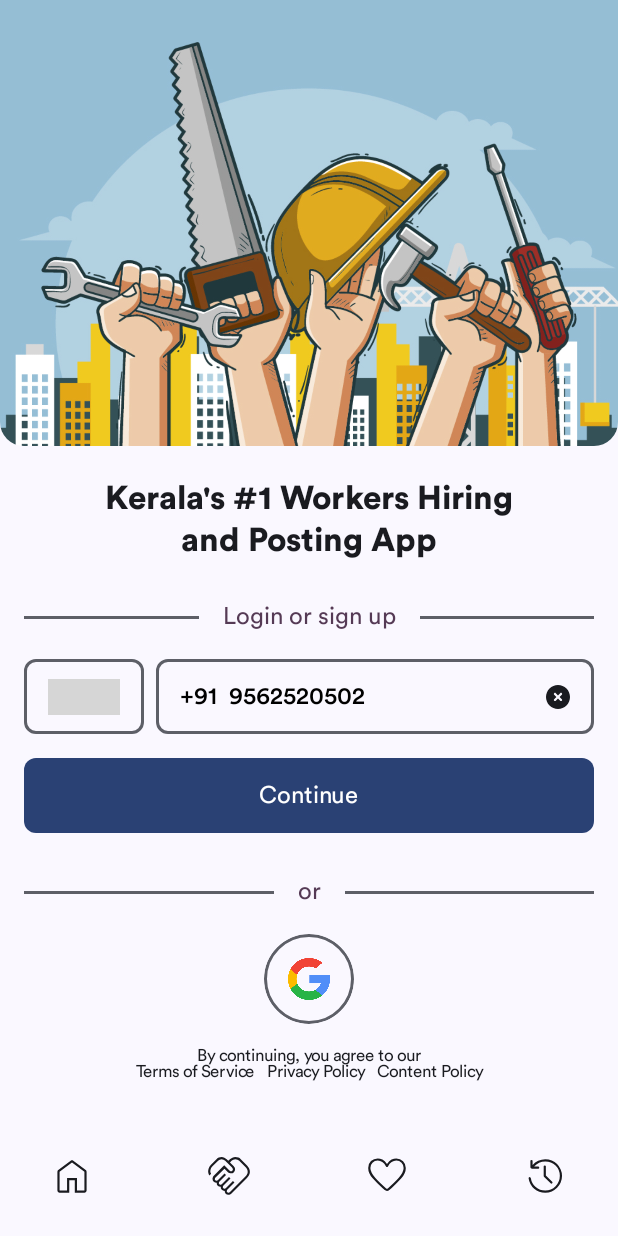
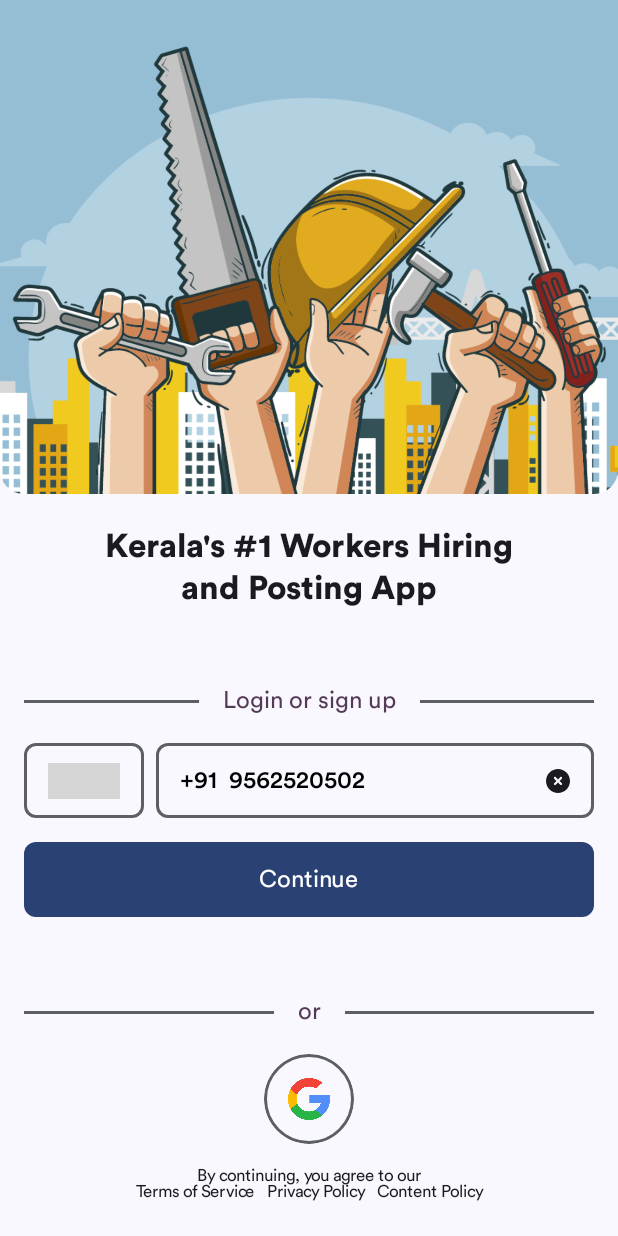
Before and after one commit to FazalulAbid/workers-portal-android, an Android app built with Jetpack Compose: the auth_screen screen opened through its navigation route, on a phone screen of 412 x 824 dp. Run offline under Robolectric (Android 15) with nearby library versions, the phone set to English and light mode, and no system bars; our stand-ins replace accompanist; pictures from the network do not load; 3 statements that could not run were skipped; grey boxes are pictures that could not be loaded.

Commit message:
Refactored bottom navigation and standard scaffold

```diff
--- a/app/src/main/java/com/fifty/workersportal/core/presentation/component/Navigation.kt
+++ b/app/src/main/java/com/fifty/workersportal/core/presentation/component/Navigation.kt
@@ -22,7 +22,7 @@ fun Navigation(
 ) {
     AnimatedNavHost(
         navController = navController,
-        startDestination = NavigationItem.Home.label
+        startDestination = Screen.AuthScreen.route
     ) {
         // Home Nav destination
         navigation(
--- /dev/null
+++ b/app/src/main/java/com/fifty/workersportal/core/presentation/component/StandardBottomBar.kt
@@ -0,0 +1,120 @@
+package com.fifty.workersportal.core.presentation.component
+
+import androidx.compose.foundation.layout.size
+import androidx.compose.material3.Icon
+import androidx.compose.material3.MaterialTheme
+import androidx.compose.material3.NavigationBar
+import androidx.compose.material3.NavigationBarItem
+import androidx.compose.material3.NavigationBarItemDefaults
+import androidx.compose.material3.Text
+import androidx.compose.runtime.Composable
+import androidx.compose.runtime.getValue
+import androidx.compose.runtime.mutableStateOf
+import androidx.compose.runtime.remember
+import androidx.compose.ui.Modifier
+import androidx.compose.ui.res.painterResource
+import androidx.compose.ui.res.stringResource
+import androidx.navigation.NavController
+import androidx.navigation.NavGraph.Companion.findStartDestination
+import androidx.navigation.compose.currentBackStackEntryAsState
+import androidx.navigation.navOptions
+import com.fifty.workersportal.R
+import com.fifty.workersportal.core.domain.model.BottomNavItem
+import com.fifty.workersportal.core.presentation.ui.theme.SizeExtraLarge
+import com.fifty.workersportal.core.presentation.ui.theme.SizeLarge
+import com.fifty.workersportal.core.util.NavigationItem
+import com.fifty.workersportal.core.util.Screen
+
+@Composable
+fun StandardBottomBar(
+    navController: NavController
+) {
+    val bottomBarNeededScreens = listOf(
+        Screen.UserDashboardScreen,
+        Screen.WorkerDashboardScreen,
+        Screen.FavoriteScreen,
+        Screen.HistoryScreen
+    )
+    val bottomNavItems: List<BottomNavItem> = listOf(
+        BottomNavItem(
+            route = NavigationItem.Home.label,
+            label = stringResource(R.string.home),
+            icon = painterResource(id = R.drawable.ic_home),
+            iconSelected = painterResource(id = R.drawable.ic_home_filled),
+            contentDescription = stringResource(R.string.home)
+        ),
+        BottomNavItem(
+            route = NavigationItem.Work.label,
+            label = stringResource(R.string.work),
+            icon = painterResource(id = R.drawable.ic_handshake),
+            iconSelected = painterResource(id = R.drawable.ic_handshake_filled),
+            contentDescription = stringResource(R.string.work)
+        ),
+        BottomNavItem(
+            route = NavigationItem.Favorite.label,
+            label = stringResource(R.string.favorites),
+            icon = painterResource(id = R.drawable.ic_favorite),
+            iconSelected = painterResource(id = R.drawable.ic_favorite_filled),
+            contentDescription = stringResource(R.string.favorites)
+        ),
+        BottomNavItem(
+            route = NavigationItem.History.label,
+            label = stringResource(R.string.history),
+            icon = painterResource(id = R.drawable.ic_history),
+            iconSelected = painterResource(id = R.drawable.ic_history),
+            contentDescription = stringResource(R.string.history)
+        ),
+    )
+    val selectedItem = remember { mutableStateOf(0) }
+    val navBackStackEntry by navController.currentBackStackEntryAsState()
+    val currentDestination = navBackStackEntry?.destination
+    val parentRouteName = navBackStackEntry?.destination?.parent?.route
+    val isBottomBarNeeded = bottomBarNeededScreens.any { it.route == currentDestination?.route }
+
+    if (isBottomBarNeeded) {
+        NavigationBar(
+            containerColor = MaterialTheme.colorScheme.background
+        ) {
+            bottomNavItems.forEachIndexed { index, item ->
+                val isSelected = parentRouteName == item.route
+                NavigationBarItem(
+                    colors = NavigationBarItemDefaults.colors(
+                        selectedTextColor = MaterialTheme.colorScheme.primary,
+                        indicatorColor = MaterialTheme.colorScheme.primary,
+                        selectedIconColor = MaterialTheme.colorScheme.onPrimary,
+                        unselectedIconColor = MaterialTheme.colorScheme.onSurface
+                    ),
+                    selected = isSelected,
+                    alwaysShowLabel = isSelected,
+                    onClick = {
+                        selectedItem.value = index
+                        navController.navigate(item.route, navOptions {
+                            popUpTo(navController.graph.findStartDestination().id) {
+                                saveState = true
+                            }
+                            launchSingleTop = true
+                            restoreState = true
+                        })
+                    },
+                    icon = {
+                        Icon(
+                            painter = if (isSelected) {
+                                item.iconSelected
+                            } else item.icon,
+                            modifier = if (isSelected) {
+                                Modifier.size(SizeLarge)
+                            } else Modifier.size(SizeExtraLarge),
+                            contentDescription = item.contentDescription
+                        )
+                    },
+                    label = {
+                        Text(
+                            text = item.label,
+                            style = MaterialTheme.typography.bodyMedium
+                        )
+                    }
+                )
+            }
+        }
+    }
+}
--- a/app/src/main/java/com/fifty/workersportal/core/presentation/component/StandardScaffold.kt
+++ b/app/src/main/java/com/fifty/workersportal/core/presentation/component/StandardScaffold.kt
@@ -14,20 +14,16 @@ import androidx.compose.material3.Scaffold
 import androidx.compose.material3.SnackbarHostState
 import androidx.compose.material3.Text
 import androidx.compose.runtime.Composable
+import androidx.compose.runtime.getValue
 import androidx.compose.runtime.mutableStateOf
 import androidx.compose.runtime.remember
 import androidx.compose.ui.Modifier
-import androidx.compose.ui.res.painterResource
-import androidx.compose.ui.res.stringResource
 import androidx.navigation.NavController
 import androidx.navigation.NavGraph.Companion.findStartDestination
 import androidx.navigation.compose.currentBackStackEntryAsState
 import androidx.navigation.navOptions
-import com.fifty.workersportal.R
-import com.fifty.workersportal.core.domain.model.BottomNavItem
 import com.fifty.workersportal.core.presentation.ui.theme.SizeExtraLarge
 import com.fifty.workersportal.core.presentation.ui.theme.SizeLarge
-import com.fifty.workersportal.core.util.NavigationItem
 
 @SuppressLint("UnusedMaterial3ScaffoldPaddingParameter")
 @OptIn(ExperimentalMaterial3Api::class)
@@ -37,88 +33,11 @@ fun StandardScaffold(
     modifier: Modifier = Modifier,
     showBottomBar: Boolean = true,
     snackBarHostState: SnackbarHostState,
-    bottomNavItems: List<BottomNavItem> = listOf(
-        BottomNavItem(
-            route = NavigationItem.Home.label,
-            label = stringResource(R.string.home),
-            icon = painterResource(id = R.drawable.ic_home),
-            iconSelected = painterResource(id = R.drawable.ic_home_filled),
-            contentDescription = stringResource(R.string.home)
-        ),
-        BottomNavItem(
-            route = NavigationItem.Work.label,
-            label = stringResource(R.string.work),
-            icon = painterResource(id = R.drawable.ic_handshake),
-            iconSelected = painterResource(id = R.drawable.ic_handshake_filled),
-            contentDescription = stringResource(R.string.work)
-        ),
-        BottomNavItem(
-            route = NavigationItem.Favorite.label,
-            label = stringResource(R.string.favorites),
-            icon = painterResource(id = R.drawable.ic_favorite),
-            iconSelected = painterResource(id = R.drawable.ic_favorite_filled),
-            contentDescription = stringResource(R.string.favorites)
-        ),
-        BottomNavItem(
-            route = NavigationItem.History.label,
-            label = stringResource(R.string.history),
-            icon = painterResource(id = R.drawable.ic_history),
-            iconSelected = painterResource(id = R.drawable.ic_history),
-            contentDescription = stringResource(R.string.history)
-        ),
-    ),
     content: @Composable () -> Unit
 ) {
-    val selectedItem = remember { mutableStateOf(0) }
-    val navBackStackEntry = navController.currentBackStackEntryAsState()
-    val parentRouteName = navBackStackEntry.value?.destination?.parent?.route
-
     Scaffold(
         bottomBar = {
-            NavigationBar(
-                containerColor = MaterialTheme.colorScheme.background
-            ) {
-                bottomNavItems.forEachIndexed { index, item ->
-                    val isSelected = parentRouteName == item.route
-                    NavigationBarItem(
-                        colors = NavigationBarItemDefaults.colors(
-                            selectedTextColor = MaterialTheme.colorScheme.primary,
-                            indicatorColor = MaterialTheme.colorScheme.primary,
-                            selectedIconColor = MaterialTheme.colorScheme.onPrimary,
-                            unselectedIconColor = MaterialTheme.colorScheme.onSurface
-                        ),
-                        selected = isSelected,
-                        alwaysShowLabel = isSelected,
-                        onClick = {
-                            selectedItem.value = index
-                            navController.navigate(item.route, navOptions {
-                                popUpTo(navController.graph.findStartDestination().id) {
-                                    saveState = true
-                                }
-                                launchSingleTop = true
-                                restoreState = true
-                            })
-                        },
-                        icon = {
-                            Icon(
-                                painter = if (isSelected) {
-                                    item.iconSelected
-                                } else item.icon,
-                                modifier = if (isSelected) {
-                                    Modifier.size(SizeLarge)
-                                } else Modifier.size(SizeExtraLarge),
-                                contentDescription = item.contentDescription
-                            )
-                        },
-                        label = {
-                            Text(
-                                text = item.label,
-                                style = MaterialTheme.typography.bodyMedium
-                            )
-                        }
-                    )
-                }
-            }
+            StandardBottomBar(navController)
         }
     ) {
         Box(modifier = Modifier.padding(it)) {
```
